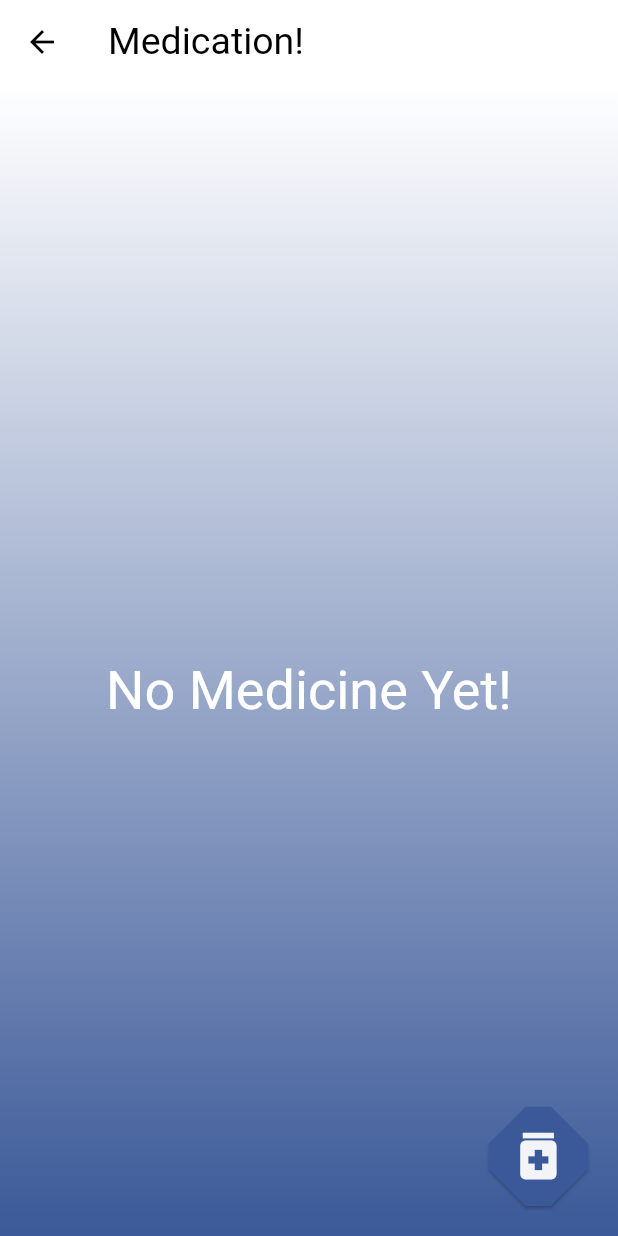
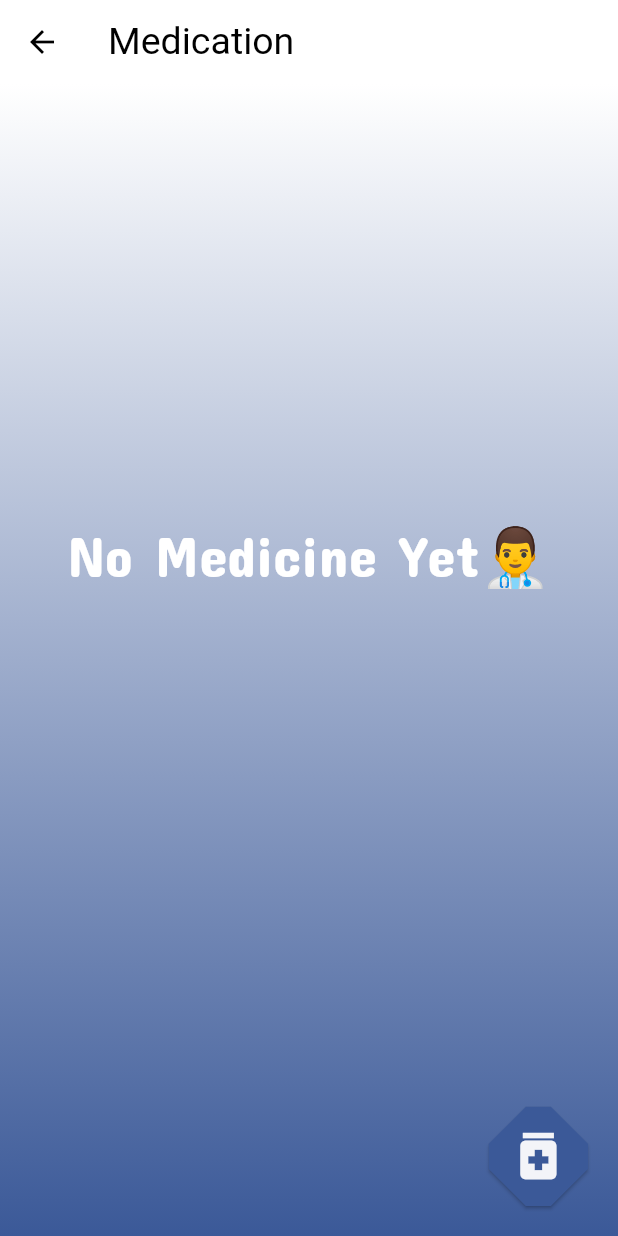
Before and after one commit to Menna096/Electronic-mind-of-Alzheimer-s-patientsFlutter2, a Flutter app: the HomePage screen opened directly, on a phone screen of 412 x 824 dp. Run offline on Flutter 3.47's test engine with Material 3 defaults, Android fonts, the phone set to English and light mode, and no system bars; our stand-ins replace bloc, dio, equatable, flare_flutter, flutter_bloc, flutter_feather_icons and 23 more; missing offline and left inert: record; accounts and stored records are empty.

Commit message:
done
design of medical finish

```diff
--- a/vv/lib/Caregiver/medical/main.dart
+++ b/vv/lib/Caregiver/medical/main.dart
@@ -108,14 +108,14 @@ class _MyAppState extends State<MyApp> {
             ),
             //lets customize the timePicker theme
             timePickerTheme: TimePickerThemeData(
-              backgroundColor: kScaffoldColor,
-              hourMinuteColor: Color.fromARGB(255, 200, 200, 200), //////////////
+              backgroundColor: Color.fromARGB(255, 17, 18, 22),
+              hourMinuteColor: Color.fromARGB(255, 218, 218, 218), //////////////
               hourMinuteTextColor: Color.fromARGB(255, 126, 170, 218),
               dayPeriodColor: Color.fromARGB(255, 126, 170, 218), //////////////,
               dayPeriodTextColor: kScaffoldColor,
               dialBackgroundColor: Color.fromARGB(255, 126, 170, 218),
               dialHandColor: kPrimaryColor,
-              dialTextColor: kScaffoldColor,
+              dialTextColor: Color.fromARGB(255, 1, 1, 1),
               entryModeIconColor: kOtherColor,
               dayPeriodTextStyle: GoogleFonts.aBeeZee(
                 fontSize: 8.sp,
--- a/vv/lib/Caregiver/medical/pages/home_page.dart
+++ b/vv/lib/Caregiver/medical/pages/home_page.dart
@@ -14,7 +14,7 @@ class HomePage extends StatelessWidget {
   Widget build(BuildContext context) {
     return Scaffold(
       appBar: AppBar(
-         title: Text('Medication!',
+         title: Text('Medication',
           style: TextStyle(fontSize: 25),),
 
       ),
@@ -109,13 +109,18 @@ class BottomContainer extends StatelessWidget {
           return Container();
         } else if (snapshot.data!.isEmpty) {
           return Center(
+
             child: Container(
+              alignment: Alignment.topCenter,
+  padding: EdgeInsets.only(top: 225),
               child: Text(
-                'No Medicine Yet!',
+                'No Medicine Yet👨‍⚕️',
                 style: Theme.of(context)
                     .textTheme
                     .headline3
-                    ?.copyWith(color: Colors.white), // Adjust text color
+                    ?.copyWith(color: Colors.white,
+                    fontFamily: 'ConcertOne',
+                    fontSize: 38), // Adjust text color
               ),
             ),
           );
--- a/vv/lib/main.dart
+++ b/vv/lib/main.dart
@@ -8,7 +8,6 @@ import 'package:vv/Notes/models/note_model.dart';
 import 'package:vv/Notes/simple_bloc_observer.dart';
 import 'package:flutter_screenutil/flutter_screenutil.dart';
 import 'package:vv/daily_task/pages/home/bloc/home_bloc.dart';
-import 'package:vv/daily_task/pages/home/home_page.dart';
 import 'package:vv/daily_task/pages/input/bloc/input_bloc.dart';
 
 void main() async {
```
Also changed, not shown: vv/lib/Caregiver/medical/pages/new_entry/new_entry_page.dart (+5 -2 lines).
